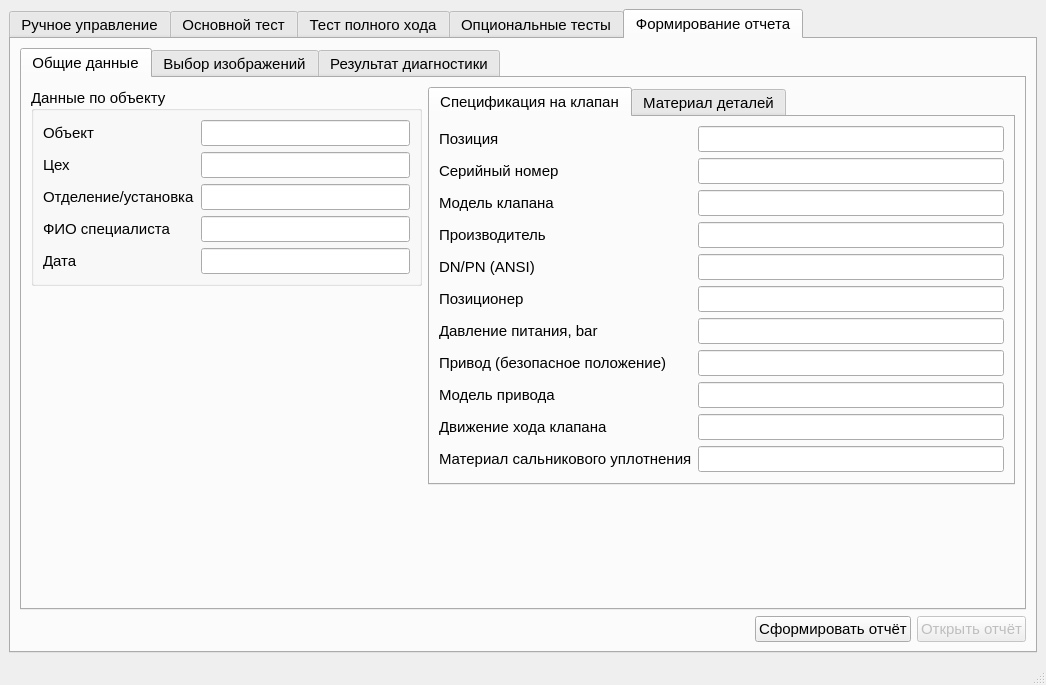
Rekvim/MpiSdk, file MainWindow.ui: the form before one commit.
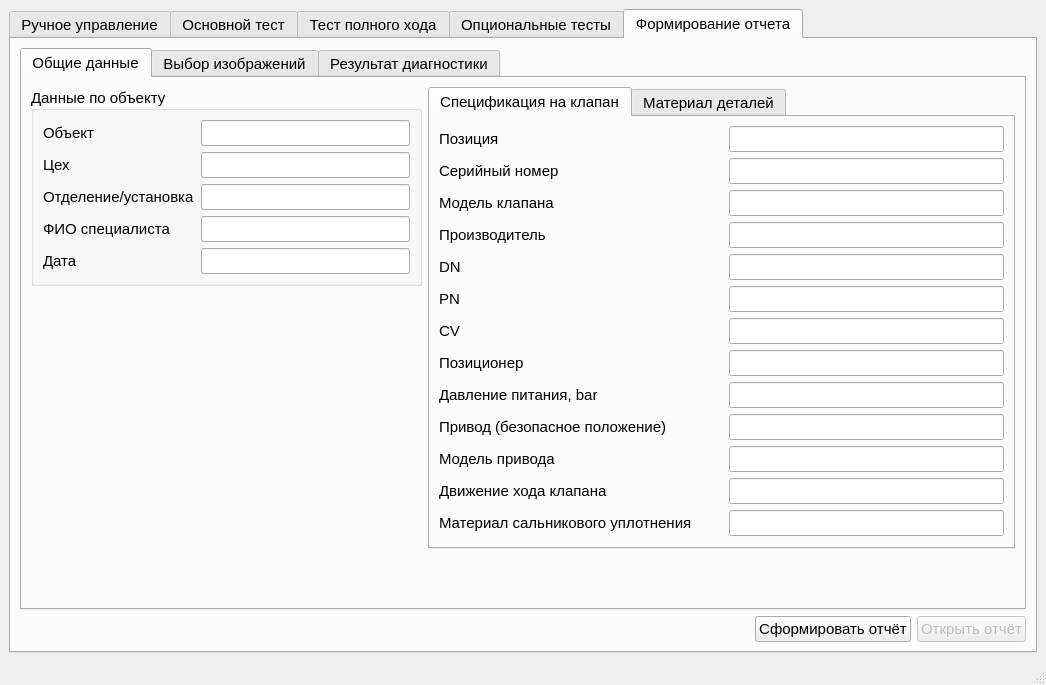
The form after the commit. The open tabs and pages were chosen to show the change. Custom widgets are drawn as their Qt base class.

What changed in the file:
```diff
--- a/MainWindow.ui
+++ b/MainWindow.ui
@@ -1998,6 +1998,12 @@
                <layout class="QVBoxLayout" name="verticalLayout_40">
                 <item>
                  <widget class="QTabWidget" name="tabWidget_2">
+                  <property name="sizePolicy">
+                   <sizepolicy hsizetype="Expanding" vsizetype="Expanding">
+                    <horstretch>0</horstretch>
+                    <verstretch>0</verstretch>
+                   </sizepolicy>
+                  </property>
                   <property name="currentIndex">
                    <number>0</number>
                   </property>
@@ -2005,224 +2011,425 @@
                    <attribute name="title">
                     <string>Спецификация на клапан</string>
                    </attribute>
-                   <layout class="QFormLayout" name="formLayout_3">
-                    <item row="0" column="0">
                      <layout class="QVBoxLayout" name="verticalLayout_42">
                       <item>
+                     <layout class="QHBoxLayout" name="horizontalLayout_35">
+                      <property name="spacing">
+                       <number>15</number>
+                      </property>
+                      <item>
                        <widget class="QLabel" name="label_57">
+                        <property name="sizePolicy">
+                         <sizepolicy hsizetype="Expanding" vsizetype="Preferred">
+                          <horstretch>0</horstretch>
+                          <verstretch>0</verstretch>
+                         </sizepolicy>
+                        </property>
                         <property name="text">
                          <string>Позиция</string>
                         </property>
                        </widget>
                       </item>
                       <item>
+                       <widget class="QLineEdit" name="lineEdit_positionNumber">
+                        <property name="sizePolicy">
+                         <sizepolicy hsizetype="Expanding" vsizetype="Fixed">
+                          <horstretch>0</horstretch>
+                          <verstretch>0</verstretch>
+                         </sizepolicy>
+                        </property>
+                        <property name="clearButtonEnabled">
+                         <bool>false</bool>
+                        </property>
+                       </widget>
+                      </item>
+                     </layout>
+                    </item>
+                    <item>
+                     <layout class="QHBoxLayout" name="horizontalLayout_36">
+                      <property name="spacing">
+                       <number>15</number>
+                      </property>
+                      <item>
                        <widget class="QLabel" name="label_58">
+                        <property name="sizePolicy">
+                         <sizepolicy hsizetype="Expanding" vsizetype="Preferred">
+                          <horstretch>0</horstretch>
+                          <verstretch>0</verstretch>
+                         </sizepolicy>
+                        </property>
                         <property name="text">
                          <string>Серийный номер</string>
                         </property>
                        </widget>
                       </item>
                       <item>
-                       <widget class="QLabel" name="label_59">
+                       <widget class="QLineEdit" name="lineEdit_serialNumber">
+                        <property name="sizePolicy">
+                         <sizepolicy hsizetype="Expanding" vsizetype="Fixed">
+                          <horstretch>0</horstretch>
+                          <verstretch>0</verstretch>
+                         </sizepolicy>
+                        </property>
+                        <property name="clearButtonEnabled">
+                         <bool>false</bool>
+                        </property>
+                       </widget>
+                      </item>
+                     </layout>
+                    </item>
+                    <item>
+                     <layout class="QHBoxLayout" name="horizontalLayout_37">
+                      <property name="spacing">
+                       <number>15</number>
+                      </property>
+                      <item>
+                       <widget class="QLabel" name="label_valveModel">
+                        <property name="sizePolicy">
+                         <sizepolicy hsizetype="Expanding" vsizetype="Preferred">
+                          <horstretch>0</horstretch>
+                          <verstretch>0</verstretch>
+                         </sizepolicy>
+                        </property>
                         <property name="text">
                          <string>Модель клапана</string>
                         </property>
                        </widget>
                       </item>
                       <item>
-                       <widget class="QLabel" name="label_88">
+                       <widget class="QLineEdit" name="lineEdit_valveModel">
+                        <property name="sizePolicy">
+                         <sizepolicy hsizetype="Expanding" vsizetype="Fixed">
+                          <horstretch>0</horstretch>
+                          <verstretch>0</verstretch>
+                         </sizepolicy>
+                        </property>
+                        <property name="clearButtonEnabled">
+                         <bool>false</bool>
+                        </property>
+                       </widget>
+                      </item>
+                     </layout>
+                    </item>
+                    <item>
+                     <layout class="QHBoxLayout" name="horizontalLayout_38">
+                      <property name="spacing">
+                       <number>15</number>
+                      </property>
+                      <item>
+                       <widget class="QLabel" name="label_manufacturer">
+                        <property name="sizePolicy">
+                         <sizepolicy hsizetype="Expanding" vsizetype="Preferred">
+                          <horstretch>0</horstretch>
+                          <verstretch>0</verstretch>
+                         </sizepolicy>
+                        </property>
                         <property name="text">
                          <string>Производитель</string>
                         </property>
                        </widget>
                       </item>
                       <item>
+                       <widget class="QLineEdit" name="lineEdit_manufacturer">
+                        <property name="sizePolicy">
+                         <sizepolicy hsizetype="Expanding" vsizetype="Fixed">
+                          <horstretch>0</horstretch>
+                          <verstretch>0</verstretch>
+                         </sizepolicy>
+                        </property>
+                        <property name="clearButtonEnabled">
+                         <bool>false</bool>
+                        </property>
+                       </widget>
+                      </item>
+                     </layout>
+                    </item>
+                    <item>
+                     <layout class="QHBoxLayout" name="horizontalLayout_39">
+                      <property name="spacing">
+                       <number>15</number>
+                      </property>
+                      <item>
                        <widget class="QLabel" name="label_60">
+                        <property name="sizePolicy">
+                         <sizepolicy hsizetype="Expanding" vsizetype="Preferred">
+                          <horstretch>0</horstretch>
+                          <verstretch>0</verstretch>
+                         </sizepolicy>
+                        </property>
                         <property name="text">
-                         <string>DN/PN (ANSI)</string>
+                         <string>DN</string>
                         </property>
                        </widget>
                       </item>
+                      <item>
+                       <widget class="QLineEdit" name="lineEdit_DNPN">
+                        <property name="sizePolicy">
+                         <sizepolicy hsizetype="Expanding" vsizetype="Fixed">
+                          <horstretch>0</horstretch>
+                          <verstretch>0</verstretch>
+                         </sizepolicy>
+                        </property>
+                        <property name="clearButtonEnabled">
+                         <bool>false</bool>
+                        </property>
+                       </widget>
+                      </item>
+                     </layout>
+                    </item>
+                    <item>
+                     <layout class="QHBoxLayout" name="horizontalLayout_PN">
+                      <property name="spacing">
+                       <number>15</number>
+                      </property>
+                      <item>
+                       <widget class="QLabel" name="label_PN">
+                        <property name="sizePolicy">
+                         <sizepolicy hsizetype="Expanding" vsizetype="Preferred">
+                          <horstretch>0</horstretch>
+                          <verstretch>0</verstretch>
+                         </sizepolicy>
+                        </property>
+                        <property name="text">
+                         <string>PN</string>
+                        </property>
+                       </widget>
+                      </item>
+                      <item>
+                       <widget class="QLineEdit" name="lineEdit_PN">
+                        <property name="sizePolicy">
+                         <sizepolicy hsizetype="Expanding" vsizetype="Fixed">
+                          <horstretch>0</horstretch>
+                          <verstretch>0</verstretch>
+                         </sizepolicy>
+                        </property>
+                        <property name="clearButtonEnabled">
+                         <bool>false</bool>
+                        </property>
+                       </widget>
+                      </item>
+                     </layout>
+                    </item>
+                    <item>
+                     <layout class="QHBoxLayout" name="horizontalLayout_CV">
+                      <property name="spacing">
+                       <number>15</number>
+                      </property>
+                      <item>
+                       <widget class="QLabel" name="label_CV">
+                        <property name="sizePolicy">
+                         <sizepolicy hsizetype="Expanding" vsizetype="Preferred">
+                          <horstretch>0</horstretch>
+                          <verstretch>0</verstretch>
+                         </sizepolicy>
+                        </property>
+                        <property name="text">
+                         <string>CV</string>
+                        </property>
+                       </widget>
+                      </item>
+                      <item>
+                       <widget class="QLineEdit" name="lineEdit_CV">
+                        <property name="sizePolicy">
+                         <sizepolicy hsizetype="Expanding" vsizetype="Fixed">
+                          <horstretch>0</horstretch>
+                          <verstretch>0</verstretch>
+                         </sizepolicy>
+                        </property>
+                        <property name="clearButtonEnabled">
+                         <bool>false</bool>
+                        </property>
+                       </widget>
+                      </item>
+                     </layout>
+                    </item>
+                    <item>
+                     <layout class="QHBoxLayout" name="horizontalLayout_40">
+                      <property name="spacing">
+                       <number>15</number>
+                      </property>
                       <item>
                        <widget class="QLabel" name="label_61">
+                        <property name="sizePolicy">
+                         <sizepolicy hsizetype="Expanding" vsizetype="Preferred">
+                          <horstretch>0</horstretch>
+                          <verstretch>0</verstretch>
+                         </sizepolicy>
+                        </property>
                         <property name="text">
                          <string>Позиционер</string>
                         </property>
                        </widget>
                       </item>
                       <item>
+                       <widget class="QLineEdit" name="lineEdit_positioner">
+                        <property name="sizePolicy">
+                         <sizepolicy hsizetype="Expanding" vsizetype="Fixed">
+                          <horstretch>0</horstretch>
+                          <verstretch>0</verstretch>
+                         </sizepolicy>
+                        </property>
+                        <property name="clearButtonEnabled">
+                         <bool>false</bool>
+                        </property>
+                       </widget>
+                      </item>
+                     </layout>
+                    </item>
+                    <item>
+                     <layout class="QHBoxLayout" name="horizontalLayout_41">
+                      <property name="spacing">
+                       <number>15</number>
+                      </property>
+                      <item>
                        <widget class="QLabel" name="label_62">
+                        <property name="sizePolicy">
+                         <sizepolicy hsizetype="Expanding" vsizetype="Preferred">
+                          <horstretch>0</horstretch>
+                          <verstretch>0</verstretch>
+                         </sizepolicy>
+                        </property>
                         <property name="text">
                          <string>Давление питания, bar</string>
                         </property>
                        </widget>
                       </item>
                       <item>
+                       <widget class="QLineEdit" name="lineEdit_pressure">
+                        <property name="sizePolicy">
+                         <sizepolicy hsizetype="Expanding" vsizetype="Fixed">
+                          <horstretch>0</horstretch>
+                          <verstretch>0</verstretch>
+                         </sizepolicy>
+                        </property>
+                        <property name="clearButtonEnabled">
+                         <bool>false</bool>
+                        </property>
+                       </widget>
+                      </item>
+                     </layout>
+                    </item>
+                    <item>
+                     <layout class="QHBoxLayout" name="horizontalLayout_42">
+                      <property name="spacing">
+                       <number>15</number>
+                      </property>
+                      <item>
                        <widget class="QLabel" name="label_63">
+                        <property name="sizePolicy">
+                         <sizepolicy hsizetype="Expanding" vsizetype="Preferred">
+                          <horstretch>0</horstretch>
+                          <verstretch>0</verstretch>
+                         </sizepolicy>
+                        </property>
                         <property name="text">
                          <string>Привод (безопасное положение)</string>
                         </property>
                        </widget>
                       </item>
                       <item>
+                       <widget class="QLineEdit" name="lineEdit_safePosition">
+                        <property name="sizePolicy">
+                         <sizepolicy hsizetype="Expanding" vsizetype="Fixed">
+                          <horstretch>0</horstretch>
+                          <verstretch>0</verstretch>
+                         </sizepolicy>
+                        </property>
+                        <property name="clearButtonEnabled">
+                         <bool>false</bool>
+                        </property>
+                       </widget>
+                      </item>
+                     </layout>
+                    </item>
+                    <item>
+                     <layout class="QHBoxLayout" name="horizontalLayout_43">
+                      <property name="spacing">
+                       <number>15</number>
+                      </property>
+                      <item>
                        <widget class="QLabel" name="label_73">
+                        <property name="sizePolicy">
+                         <sizepolicy hsizetype="Expanding" vsizetype="Preferred">
+                          <horstretch>0</horstretch>
+                          <verstretch>0</verstretch>
+                         </sizepolicy>
+                        </property>
                         <property name="text">
                          <string>Модель привода</string>
                         </property>
                        </widget>
                       </item>
                       <item>
+                       <widget class="QLineEdit" name="lineEdit_modelDrive">
+                        <property name="sizePolicy">
+                         <sizepolicy hsizetype="Expanding" vsizetype="Fixed">
+                          <horstretch>0</horstretch>
+                          <verstretch>0</verstretch>
+                         </sizepolicy>
+                        </property>
+                        <property name="clearButtonEnabled">
+                         <bool>false</bool>
+                        </property>
+                       </widget>
+                      </item>
+                     </layout>
+                    </item>
+                    <item>
+                     <layout class="QHBoxLayout" name="horizontalLayout_44">
+                      <property name="spacing">
+                       <number>15</number>
+                      </property>
+                      <item>
                        <widget class="QLabel" name="label_71">
+                        <property name="sizePolicy">
+                         <sizepolicy hsizetype="Expanding" vsizetype="Preferred">
+                          <horstretch>0</horstretch>
+                          <verstretch>0</verstretch>
+                         </sizepolicy>
+                        </property>
                         <property name="text">
                          <string>Движение хода клапана</string>
                         </property>
                        </widget>
                       </item>
                       <item>
+                       <widget class="QLineEdit" name="lineEdit_movement">
+                        <property name="sizePolicy">
+                         <sizepolicy hsizetype="Expanding" vsizetype="Fixed">
+                          <horstretch>0</horstretch>
+                          <verstretch>0</verstretch>
+                         </sizepolicy>
+                        </property>
+                        <property name="clearButtonEnabled">
+                         <bool>false</bool>
+                        </property>
+                       </widget>
+                      </item>
+                     </layout>
+                    </item>
+                    <item>
+                     <layout class="QHBoxLayout" name="horizontalLayout_45">
+                      <property name="spacing">
+                       <number>15</number>
+                      </property>
+                      <item>
                        <widget class="QLabel" name="label_74">
+                        <property name="sizePolicy">
+                         <sizepolicy hsizetype="Expanding" vsizetype="Preferred">
+                          <horstretch>0</horstretch>
+                          <verstretch>0</verstretch>
+                         </sizepolicy>
+                        </property>
                         <property name="text">
                          <string>Материал сальникового уплотнения</string>
                         </property>
                        </widget>
                       </item>
-                     </layout>
-                    </item>
-                    <item row="0" column="1">
-                     <layout class="QVBoxLayout" name="verticalLayout_43">
-                      <item>
-                       <widget class="QLineEdit" name="lineEdit_position">
-                        <property name="sizePolicy">
-                         <sizepolicy hsizetype="MinimumExpanding" vsizetype="Fixed">
-                          <horstretch>0</horstretch>
-                          <verstretch>0</verstretch>
-                         </sizepolicy>
-                        </property>
-                        <property name="clearButtonEnabled">
-                         <bool>false</bool>
-                        </property>
-                       </widget>
-                      </item>
-                      <item>
-                       <widget class="QLineEdit" name="lineEdit_serial">
-                        <property name="sizePolicy">
-                         <sizepolicy hsizetype="MinimumExpanding" vsizetype="Fixed">
-                          <horstretch>0</horstretch>
-                          <verstretch>0</verstretch>
-                         </sizepolicy>
-                        </property>
-                        <property name="clearButtonEnabled">
-                         <bool>false</bool>
-                        </property>
-                       </widget>
-                      </item>
-                      <item>
-                       <widget class="QLineEdit" name="lineEdit_valveModel">
-                        <property name="sizePolicy">
-                         <sizepolicy hsizetype="MinimumExpanding" vsizetype="Fixed">
-                          <horstretch>0</horstretch>
-                          <verstretch>0</verstretch>
-                         </sizepolicy>
-                        </property>
-                        <property name="clearButtonEnabled">
-                         <bool>false</bool>
-                        </property>
-                       </widget>
-                      </item>
-                      <item>
-                       <widget class="QLineEdit" name="lineEdit_manufacturer">
-                        <property name="sizePolicy">
-                         <sizepolicy hsizetype="MinimumExpanding" vsizetype="Fixed">
-                          <horstretch>0</horstretch>
-                          <verstretch>0</verstretch>
-                         </sizepolicy>
-                        </property>
-                        <property name="clearButtonEnabled">
-                         <bool>false</bool>
-                        </property>
-                       </widget>
-                      </item>
-                      <item>
-                       <widget class="QLineEdit" name="lineEdit_DNPN">
-                        <property name="sizePolicy">
-                         <sizepolicy hsizetype="MinimumExpanding" vsizetype="Fixed">
-                          <horstretch>0</horstretch>
-                          <verstretch>0</verstretch>
-                         </sizepolicy>
-                        </property>
-                        <property name="clearButtonEnabled">
-                         <bool>false</bool>
-                        </property>
-                       </widget>
-                      </item>
-                      <item>
-                       <widget class="QLineEdit" name="lineEdit_positioner">
-                        <property name="sizePolicy">
-                         <sizepolicy hsizetype="MinimumExpanding" vsizetype="Fixed">
-                          <horstretch>0</horstretch>
-                          <verstretch>0</verstretch>
-                         </sizepolicy>
-                        </property>
-                        <property name="clearButtonEnabled">
-                         <bool>false</bool>
-                        </property>
-                       </widget>
-                      </item>
-                      <item>
-                       <widget class="QLineEdit" name="lineEdit_pressure">
-                        <property name="sizePolicy">
-                         <sizepolicy hsizetype="MinimumExpanding" vsizetype="Fixed">
-                          <horstretch>0</horstretch>
-                          <verstretch>0</verstretch>
-                         </sizepolicy>
-                        </property>
-                        <property name="clearButtonEnabled">
-                         <bool>false</bool>
-                        </property>
-                       </widget>
-                      </item>
-                      <item>
-                       <widget class="QLineEdit" name="lineEdit_safePosition">
-                        <property name="sizePolicy">
-                         <sizepolicy hsizetype="MinimumExpanding" vsizetype="Fixed">
-                          <horstretch>0</horstretch>
-                          <verstretch>0</verstretch>
-                         </sizepolicy>
-                        </property>
-                        <property name="clearButtonEnabled">
-                         <bool>false</bool>
-                        </property>
-                       </widget>
-                      </item>
-                      <item>
-                       <widget class="QLineEdit" name="lineEdit_modelDrive">
-                        <property name="sizePolicy">
-                         <sizepolicy hsizetype="MinimumExpanding" vsizetype="Fixed">
-                          <horstretch>0</horstretch>
-                          <verstretch>0</verstretch>
-                         </sizepolicy>
-                        </property>
-                        <property name="clearButtonEnabled">
-                         <bool>false</bool>
-                        </property>
-                       </widget>
-                      </item>
-                      <item>
-                       <widget class="QLineEdit" name="lineEdit_movement">
-                        <property name="sizePolicy">
-                         <sizepolicy hsizetype="MinimumExpanding" vsizetype="Fixed">
-                          <horstretch>0</horstretch>
-                          <verstretch>0</verstretch>
-                         </sizepolicy>
-                        </property>
-                        <property name="clearButtonEnabled">
-                         <bool>false</bool>
-                        </property>
-                       </widget>
-                      </item>
                       <item>
                        <widget class="QLineEdit" name="lineEdit_materialStuffingBoxSeal">
                         <property name="sizePolicy">
-                         <sizepolicy hsizetype="MinimumExpanding" vsizetype="Fixed">
+                         <sizepolicy hsizetype="Expanding" vsizetype="Fixed">
                           <horstretch>0</horstretch>
                           <verstretch>0</verstretch>
                          </sizepolicy>
```
Left out of the diff: 228 changed lines with no effect on the pictures. Lines whose indentation alone changed are shown as unchanged.
